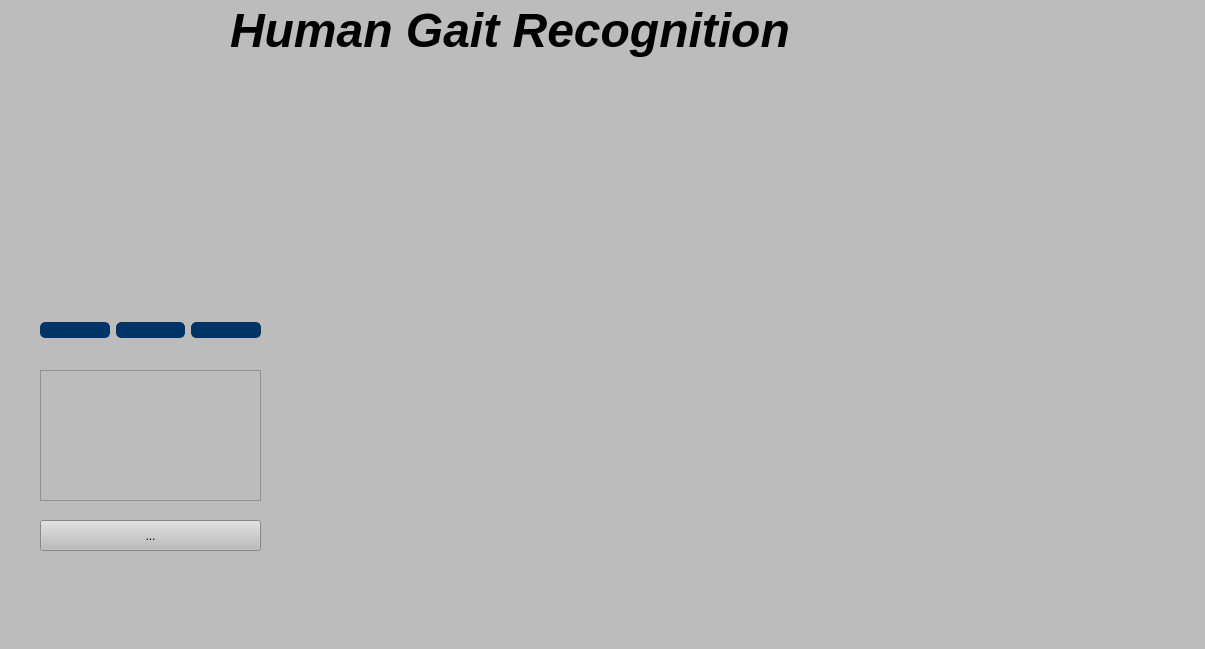
The window that GuiDesigner.ui (clenis08/parametrizacion-marchahumana) describes before a commit, drawn with Qt 5.
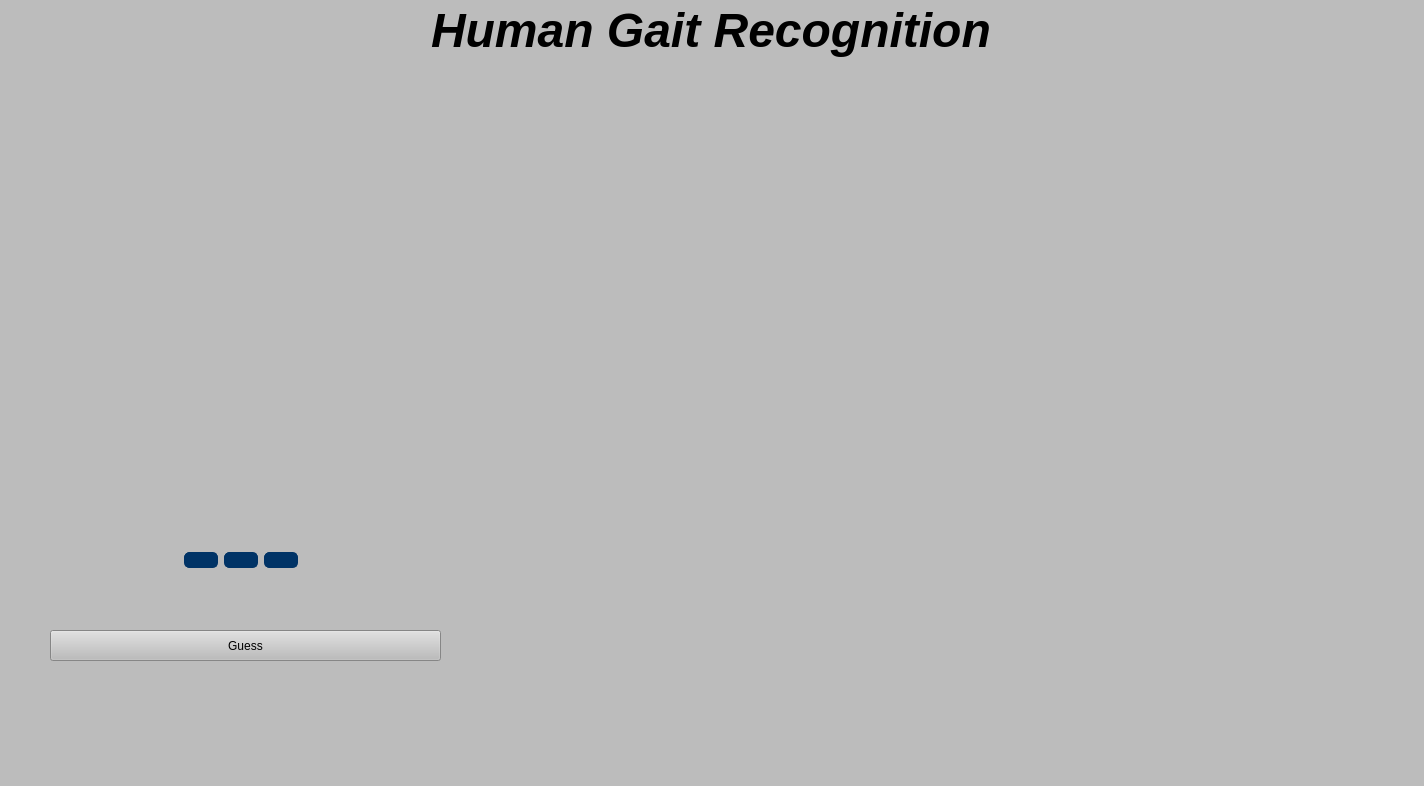
The same window after the commit. Icons and pictures are not drawn. Custom widgets are drawn as their Qt base class.

Patch:
```diff
--- a/GuiDesigner.ui
+++ b/GuiDesigner.ui
@@ -6,8 +6,8 @@
    <rect>
     <x>0</x>
     <y>0</y>
-    <width>1205</width>
-    <height>649</height>
+    <width>1424</width>
+    <height>786</height>
    </rect>
   </property>
   <property name="windowTitle">
@@ -21,13 +21,26 @@
    <widget class="QWidget" name="horizontalLayoutWidget">
     <property name="geometry">
      <rect>
-      <x>40</x>
-      <y>300</y>
-      <width>221</width>
-      <height>61</height>
+      <x>10</x>
+      <y>500</y>
+      <width>461</width>
+      <height>121</height>
      </rect>
     </property>
     <layout class="QHBoxLayout" name="horizontalLayout">
+     <item>
+      <spacer name="horizontalSpacer">
+       <property name="orientation">
+        <enum>Qt::Horizontal</enum>
+       </property>
+       <property name="sizeHint" stdset="0">
+        <size>
+         <width>40</width>
+         <height>20</height>
+        </size>
+       </property>
+      </spacer>
+     </item>
      <item>
       <widget class="QPushButton" name="Import_Button">
        <property name="styleSheet">
@@ -53,6 +66,31 @@
        </property>
       </widget>
      </item>
+     <item>
+      <widget class="QPushButton" name="Connect_Button">
+       <property name="styleSheet">
+        <string notr="true">border-style: solid;
+border-width: 1px;
+border-color: rgb(0, 51, 102);
+background-color: rgb(0, 51, 102);
+color: rgb(255, 255, 255);
+border-radius: 5px;</string>
+       </property>
+       <property name="text">
+        <string/>
+       </property>
+       <property name="icon">
+        <iconset>
+         <normaloff>Icons/icons8-vuelva-a-introducir-el-código-pin-64.png</normaloff>Icons/icons8-vuelva-a-introducir-el-código-pin-64.png</iconset>
+       </property>
+       <property name="iconSize">
+        <size>
+         <width>80</width>
+         <height>80</height>
+        </size>
+       </property>
+      </widget>
+     </item>
      <item>
       <widget class="QPushButton" name="Graph_Button">
        <property name="styleSheet">
@@ -79,72 +117,37 @@
       </widget>
      </item>
      <item>
-      <widget class="QPushButton" name="pushButton">
-       <property name="styleSheet">
-        <string notr="true">border-style: solid;
-border-width: 1px;
-border-color: rgb(0, 51, 102);
-background-color: rgb(0, 51, 102);
-color: rgb(255, 255, 255);
-border-radius: 5px;</string>
+      <spacer name="horizontalSpacer_2">
+       <property name="orientation">
+        <enum>Qt::Horizontal</enum>
        </property>
-       <property name="text">
-        <string/>
-       </property>
-       <property name="icon">
-        <iconset>
-         <normaloff>Icons/icons8-vuelva-a-introducir-el-código-pin-64.png</normaloff>Icons/icons8-vuelva-a-introducir-el-código-pin-64.png</iconset>
-       </property>
-       <property name="iconSize">
+       <property name="sizeHint" stdset="0">
         <size>
-         <width>80</width>
-         <height>80</height>
+         <width>40</width>
+         <height>20</height>
         </size>
        </property>
-      </widget>
+      </spacer>
      </item>
     </layout>
    </widget>
-   <widget class="QScrollArea" name="scrollArea">
+   <widget class="QToolButton" name="Guess">
     <property name="geometry">
      <rect>
-      <x>40</x>
-      <y>370</y>
-      <width>221</width>
-      <height>131</height>
-     </rect>
-    </property>
-    <property name="widgetResizable">
-     <bool>true</bool>
-    </property>
-    <widget class="QWidget" name="scrollAreaWidgetContents">
-     <property name="geometry">
-      <rect>
-       <x>0</x>
-       <y>0</y>
-       <width>219</width>
-       <height>129</height>
-      </rect>
-     </property>
-    </widget>
-   </widget>
-   <widget class="QToolButton" name="Key_Button">
-    <property name="geometry">
-     <rect>
-      <x>40</x>
-      <y>520</y>
-      <width>221</width>
+      <x>50</x>
+      <y>630</y>
+      <width>391</width>
       <height>31</height>
      </rect>
     </property>
     <property name="text">
-     <string>...</string>
+     <string>Guess</string>
     </property>
    </widget>
    <widget class="MplWidget" name="MplWidget" native="true">
     <property name="geometry">
      <rect>
-      <x>270</x>
+      <x>480</x>
       <y>70</y>
       <width>931</width>
       <height>221</height>
@@ -154,8 +157,8 @@
    <widget class="MplWidget" name="MplWidget_2" native="true">
     <property name="geometry">
      <rect>
-      <x>270</x>
-      <y>330</y>
+      <x>480</x>
+      <y>300</y>
       <width>931</width>
       <height>221</height>
      </rect>
@@ -164,25 +167,135 @@
    <widget class="MplWidget" name="MxConfusion" native="true">
     <property name="geometry">
      <rect>
-      <x>40</x>
+      <x>10</x>
       <y>70</y>
-      <width>221</width>
-      <height>221</height>
+      <width>461</width>
+      <height>421</height>
      </rect>
     </property>
    </widget>
-   <widget class="QLabel" name="Title">
+   <widget class="QWidget" name="horizontalLayoutWidget_2">
     <property name="geometry">
      <rect>
-      <x>230</x>
+      <x>479</x>
+      <y>529</y>
+      <width>931</width>
+      <height>131</height>
+     </rect>
+    </property>
+    <layout class="QHBoxLayout" name="horizontalLayout_2">
+     <item>
+      <widget class="QLabel" name="StanUp_Lbl">
+       <property name="styleSheet">
+        <string notr="true">border-image: url(:/SU/StandUp_Green.png);
+border-image: url(:/SU/StanUp_Red.png);</string>
+       </property>
+       <property name="text">
+        <string/>
+       </property>
+      </widget>
+     </item>
+     <item>
+      <widget class="QLabel" name="Walking_Lbl">
+       <property name="styleSheet">
+        <string notr="true">border-image: url(:/Wk/Walking_Green.png);
+border-image: url(:/Wk/Walking_Red.png);</string>
+       </property>
+       <property name="text">
+        <string/>
+       </property>
+      </widget>
+     </item>
+     <item>
+      <widget class="QLabel" name="Laying_Lbl">
+       <property name="styleSheet">
+        <string notr="true">border-image: url(:/La/Laying_Green.png);
+border-image: url(:/La/Laying_Red.png);</string>
+       </property>
+       <property name="text">
+        <string/>
+       </property>
+      </widget>
+     </item>
+     <item>
+      <widget class="QLabel" name="SitDown_Lbl">
+       <property name="styleSheet">
+        <string notr="true">border-image: url(:/SD/SitDown_Green.png);
+border-image: url(:/SD/SitDown_Red.png);</string>
+       </property>
+       <property name="text">
+        <string/>
+       </property>
+      </widget>
+     </item>
+     <item>
+      <widget class="QLabel" name="UpStairs_Lbl">
+       <property name="styleSheet">
+        <string notr="true">border-image: url(:/US/UpStairs_Green.png);
+border-image: url(:/US/UpStairs_Red.png);</string>
+       </property>
+       <property name="text">
+        <string/>
+       </property>
+      </widget>
+     </item>
+     <item>
+      <widget class="QLabel" name="DownStair_Lbl">
+       <property name="styleSheet">
+        <string notr="true">border-image: url(:/DS/DownStairs_Green.png);
+border-image: url(:/DS/DownStairs_Red.png);</string>
+       </property>
+       <property name="text">
+        <string/>
+       </property>
+      </widget>
+     </item>
+    </layout>
+   </widget>
+   <widget class="QWidget" name="horizontalLayoutWidget_3">
+    <property name="geometry">
+     <rect>
+      <x>10</x>
       <y>0</y>
-      <width>601</width>
+      <width>1401</width>
       <height>61</height>
      </rect>
     </property>
-    <property name="text">
-     <string>&lt;html&gt;&lt;head/&gt;&lt;body&gt;&lt;p&gt;&lt;span style=&quot; font-size:36pt; font-weight:600; font-style:italic;&quot;&gt;Human Gait Recognition&lt;/span&gt;&lt;/p&gt;&lt;/body&gt;&lt;/html&gt;</string>
-    </property>
+    <layout class="QHBoxLayout" name="horizontalLayout_3">
+     <item>
+      <spacer name="horizontalSpacer_3">
+       <property name="orientation">
+        <enum>Qt::Horizontal</enum>
+       </property>
+       <property name="sizeHint" stdset="0">
+        <size>
+         <width>40</width>
+         <height>20</height>
+        </size>
+       </property>
+      </spacer>
+     </item>
+     <item>
+      <widget class="QLabel" name="Title">
+       <property name="text">
+        <string>&lt;html&gt;&lt;head/&gt;&lt;body&gt;&lt;p&gt;&lt;span style=&quot; font-size:36pt; font-weight:600; font-style:italic;&quot;&gt;Human Gait Recognition&lt;/span&gt;&lt;/p&gt;&lt;/body&gt;&lt;/html&gt;</string>
+       </property>
+      </widget>
+     </item>
+     <item>
+      <spacer name="horizontalSpacer_4">
+       <property name="orientation">
+        <enum>Qt::Horizontal</enum>
+       </property>
+       <property name="sizeHint" stdset="0">
+        <size>
+         <width>40</width>
+         <height>20</height>
+        </size>
+       </property>
+      </spacer>
+     </item>
+    </layout>
    </widget>
   </widget>
   <widget class="QMenuBar" name="menubar">
```
Left out of the diff: 11 changed lines with no effect on the pictures.
